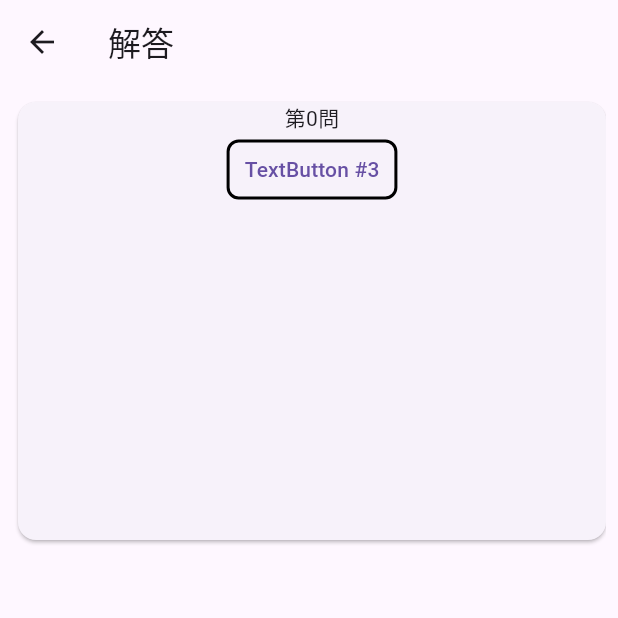
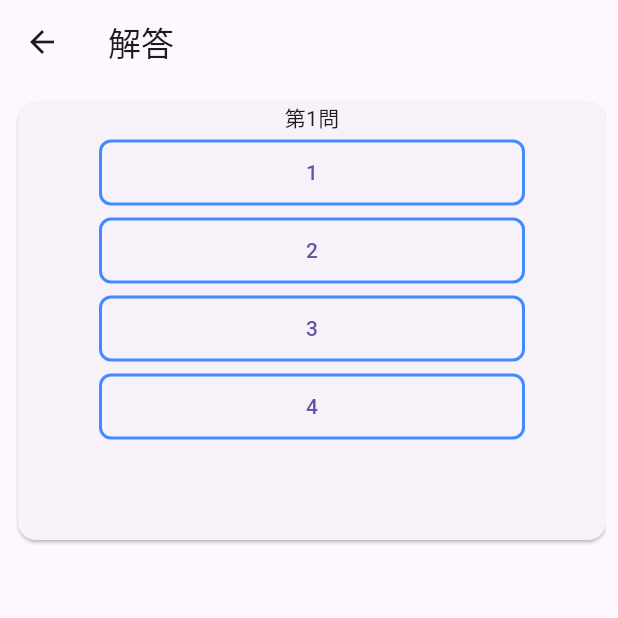
Before and after one commit to kounokouichi/infinityWon, a Flutter app: the AnswerTest screen opened by its route, on a phone screen of 412 x 824 dp, the top half of it. Run offline on Flutter 3.47's test engine with Material 3 defaults, Android fonts, the light colour scheme and no system bars; our stand-ins replace flutter_riverpod, freezed_annotation, sqflite, sqflite_common_ffi_web; accounts and stored records are empty.

Commit message:
解答画面のレイアウト調整

```diff
--- a/lib/view/answer_test.dart
+++ b/lib/view/answer_test.dart
@@ -1,28 +1,8 @@
 import 'package:flutter_riverpod/flutter_riverpod.dart';
 import 'package:flutter/material.dart';
 import 'package:infinity_won/router.dart' as rt;
+import 'package:infinity_won/view/component/answer_button_flut.dart';
 import 'package:infinity_won/view_model/answer_test_view_model.dart';
-
-class AnswerButtonFlut extends ConsumerWidget{
-  const AnswerButtonFlut({super.key});
-
-  @override
-  Widget build(BuildContext context, WidgetRef ref) {
-    return TextButton(
-        style: TextButton.styleFrom(
-          shape: RoundedRectangleBorder(
-            borderRadius: const BorderRadius.all(Radius.circular(8)),
-            side: BorderSide(
-              width: 2,
-            ),
-          ),
-        ),
-        onPressed: () {},
-        child: const Text('TextButton #3'),
-      );
-  }
-
-}
 
 /// 解答画面
 class AnswerTest extends ConsumerStatefulWidget {
@@ -55,13 +35,19 @@ class _AnswerTestState extends ConsumerState<AnswerTest> {
                 scrollDirection: Axis.horizontal,
                 itemCount: 5,
                 itemBuilder: (BuildContext context, int index) {
+                  int answerNumber = index +1;
                   return Card(
                     child: SizedBox(
                       width: MediaQuery.of(context).size.width - 20,
-                      child: Column(children: [
-                        Text("第$index問"),
-                         AnswerButtonFlut(),
-                      ],),
+                      child: Column(
+                        children: [
+                          Text("第$answerNumber問"),
+                          AnswerButtonFlut('1'),
+                          AnswerButtonFlut('2'),
+                          AnswerButtonFlut('3'),
+                          AnswerButtonFlut('4'),
+                        ],
+                      ),
                     ),
                   );
                 },
--- /dev/null
+++ b/lib/view/component/answer_button_flut.dart
@@ -0,0 +1,32 @@
+import 'package:flutter/material.dart';
+import 'package:flutter_riverpod/flutter_riverpod.dart';
+
+class AnswerButtonFlut extends ConsumerWidget {
+  const AnswerButtonFlut(
+    this.number, {
+    super.key,
+  });
+  final String number;
+
+  @override
+  Widget build(BuildContext context, WidgetRef ref) {
+    return Container(
+      padding: const EdgeInsets.fromLTRB(8, 4, 8, 4),
+      width: 300,
+      height: 52,
+      child: TextButton(
+        style: TextButton.styleFrom(
+          shape: const RoundedRectangleBorder(
+            borderRadius: BorderRadius.all(Radius.circular(8)),
+            side: BorderSide(
+              color: Colors.blueAccent,
+              width: 2,
+            ),
+          ),
+        ),
+        onPressed: () {},
+        child: Text(number),
+      ),
+    );
+  }
+}
```
